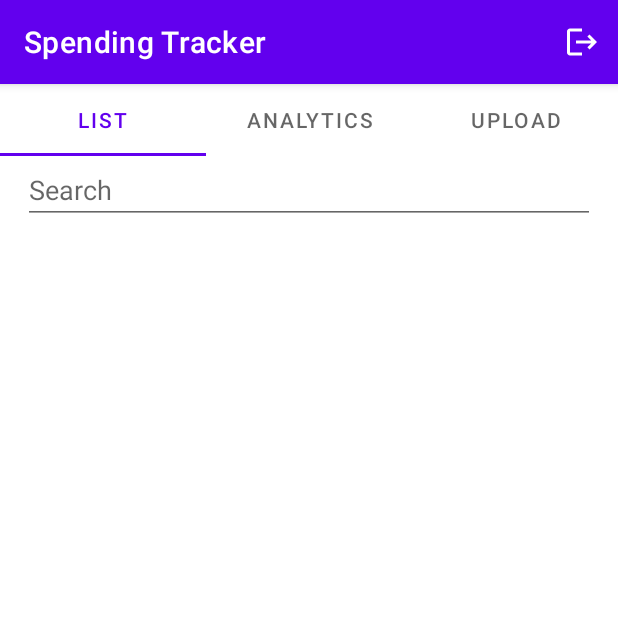
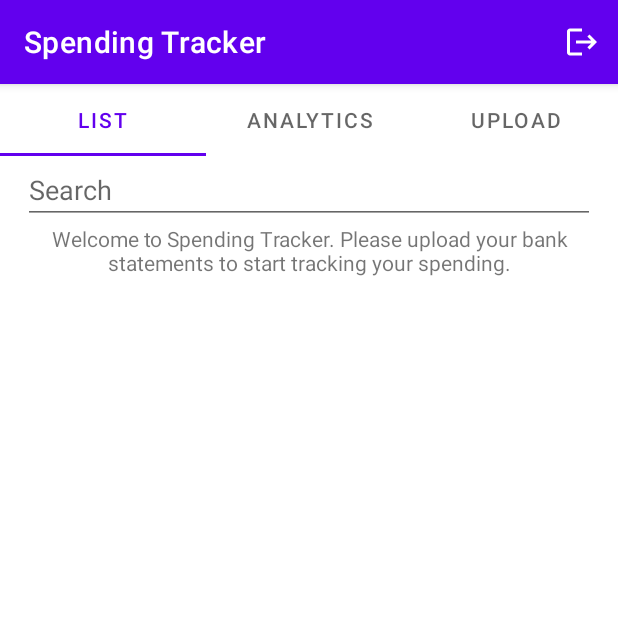
Before and after one commit to nisathnasar/Spending-Tracker, an Android app: the MainActivity screen opened directly, with no data from a screen before it, on a phone screen of 412 x 824 dp, the top half of it. Run offline under Robolectric (Android 15) with nearby library versions, the phone set to English and light mode, and no system bars; our stand-ins replace Firebase (no records; nobody signed in at launch, a user with empty details on screens opened directly); libraries missing offline, so code that uses them is left out: com.chaquo.python, com.tom_roush.pdfbox; 2 statements that could not run were skipped.

Commit message:
welcome message on fragment_transaction.xml when list empty

```diff
--- a/app/src/main/java/com/aston/spendingtracker/MainActivity.java
+++ b/app/src/main/java/com/aston/spendingtracker/MainActivity.java
@@ -193,6 +193,11 @@ public class MainActivity extends AppCompatActivity {
         }
     }
 
+    public void switchFragment(int i){
+        pager.setCurrentItem(i);
+
+    }
+
     @Override
     public boolean onCreateOptionsMenu(Menu menu) {
         MenuInflater inflater = getMenuInflater();
--- a/app/src/main/java/com/aston/spendingtracker/RecyclerViewAdapter.java
+++ b/app/src/main/java/com/aston/spendingtracker/RecyclerViewAdapter.java
@@ -109,8 +109,8 @@ public class RecyclerViewAdapter extends RecyclerView.Adapter<RecyclerViewAdapte
             dateView = itemView.findViewById(R.id.date_tv);
             linearLayoutRV = itemView.findViewById(R.id.linearLayoutRV);
             this.mAdapter = adapter;
-
-            itemView.setOnClickListener(this);
+            itemView.findViewById(R.id.cardLayourRV).setOnClickListener(this);
+            //itemView.setOnClickListener(this);
         }
 
         @Override
--- a/app/src/main/java/com/aston/spendingtracker/TransactionFragment.java
+++ b/app/src/main/java/com/aston/spendingtracker/TransactionFragment.java
@@ -8,6 +8,8 @@ import android.os.Bundle;
 import androidx.annotation.NonNull;
 import androidx.annotation.Nullable;
 import androidx.fragment.app.Fragment;
+import androidx.fragment.app.FragmentManager;
+import androidx.fragment.app.FragmentTransaction;
 import androidx.recyclerview.widget.LinearLayoutManager;
 import androidx.recyclerview.widget.RecyclerView;
 
@@ -16,6 +18,7 @@ import android.text.TextWatcher;
 import android.view.LayoutInflater;
 import android.view.View;
 import android.view.ViewGroup;
+import android.widget.Button;
 import android.widget.EditText;
 import android.widget.TextView;
 import android.widget.Toast;
@@ -179,6 +182,13 @@ public class TransactionFragment extends Fragment implements ItemClickListener{
             }
         });
 
+        if(transactionList.size()==0){
+            getView().findViewById(R.id.frame_layout).setVisibility(View.GONE);
+            getView().findViewById(R.id.welcome_msg_tv).setVisibility(View.VISIBLE);
+            //Button welcomeMsgUploadBtn = getView().findViewById(R.id.welcome_msg_upload_bt);
+            //welcomeMsgUploadBtn.setVisibility(View.VISIBLE);
+
+        }
     }
 
     private void filter(String text){
--- a/app/src/main/res/layout/fragment_transaction.xml
+++ b/app/src/main/res/layout/fragment_transaction.xml
@@ -15,9 +15,26 @@
         android:hint="Search"
         android:id="@+id/filter_et"/>
 
+    <TextView
+        android:layout_width="match_parent"
+        android:layout_height="wrap_content"
+        android:visibility="gone"
+        android:textAlignment="center"
+        android:id="@+id/welcome_msg_tv"
+        android:text="Welcome to Spending Tracker. Please upload your bank statements to start tracking your spending."/>
+
+    <Button
+        android:layout_width="wrap_content"
+        android:layout_height="wrap_content"
+        android:layout_gravity="center_horizontal"
+        android:visibility="gone"
+        android:id="@+id/welcome_msg_upload_bt"
+        android:text="Upload"/>
+
     <FrameLayout
         android:layout_width="match_parent"
-        android:layout_height="match_parent">
+        android:layout_height="match_parent"
+        android:id="@+id/frame_layout">
 
         <androidx.recyclerview.widget.RecyclerView
             android:layout_width="match_parent"
@@ -30,4 +47,5 @@
     </FrameLayout>
 
 
+
 </LinearLayout>
--- a/app/src/main/res/values/themes.xml
+++ b/app/src/main/res/values/themes.xml
@@ -10,7 +10,7 @@
         <item name="colorSecondaryVariant">@color/teal_700</item>
         <item name="colorOnSecondary">@color/black</item>
         <!-- Status bar color. -->
-        <item name="android:statusBarColor">?attr/colorOnPrimary</item>
+        <item name="android:statusBarColor">?attr/colorPrimary</item>
         <!-- Customize your theme here. -->
 
     </style>
```
Also changed, not shown: app/src/main/res/layout/recyclerview_item.xml (+23 -5 lines).
